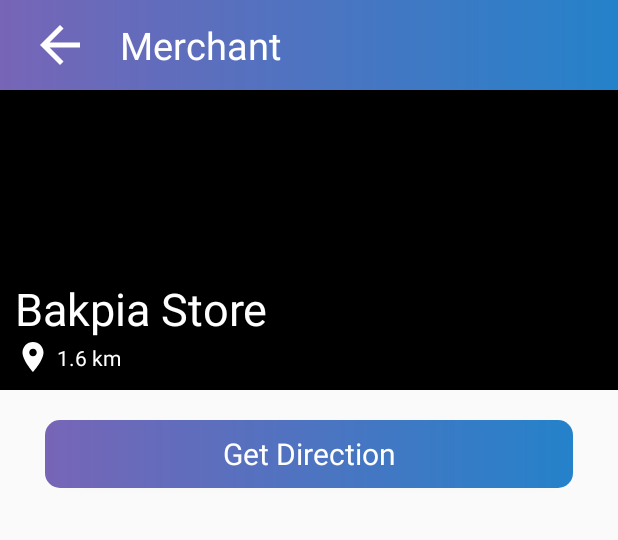
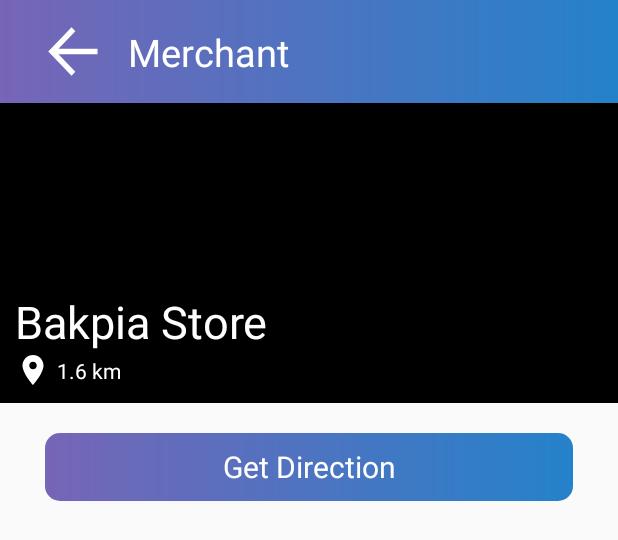
Before and after one commit to salomohutapea/GoParIApp, an Android app: the layout merchant.xml on its own in the app's theme, with its tools: preview values and no code run, on a phone screen of 412 x 824 dp. Shown: the top 540 px of the screen. Run offline under Robolectric (Android 15) with nearby library versions, the phone set to English and light mode, and no system bars.

Commit message:
ini di atur lagi yak sizenya

```diff
--- a/app/src/main/res/layout/merchant.xml
+++ b/app/src/main/res/layout/merchant.xml
@@ -8,16 +8,21 @@
 
     <android.support.constraint.ConstraintLayout
         android:layout_width="match_parent"
-        android:layout_height="60dp"
+        android:layout_height="wrap_content"
         android:background="@drawable/bgcolor"
-        android:orientation="horizontal">
+        android:orientation="horizontal"
+        android:padding="15dp"
+        app:layout_constraintEnd_toEndOf="parent"
+        app:layout_constraintStart_toStartOf="parent">
 
         <ImageView
             android:id="@+id/imageView"
-            android:layout_width="40dp"
-            android:layout_height="40dp"
-            android:layout_marginLeft="20dp"
-            android:background="@drawable/backarrow"
+            android:layout_width="34dp"
+            android:layout_height="34dp"
+            android:layout_marginStart="16dp"
+            android:layout_marginTop="2dp"
+            android:layout_marginBottom="2dp"
+            android:background="@drawable/ic_backwhiteicon"
             app:layout_constraintBottom_toBottomOf="parent"
             app:layout_constraintStart_toStartOf="parent"
             app:layout_constraintTop_toTopOf="parent" />
```
Also changed, not shown: app/src/main/res/layout/activity_scanner.xml (+10 -4 lines).
